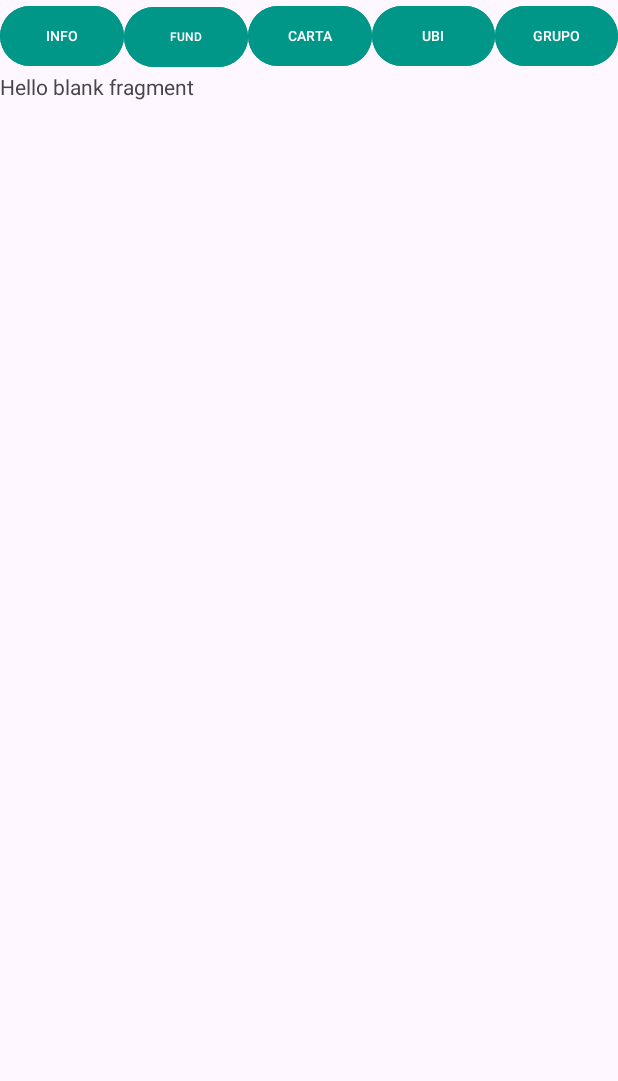
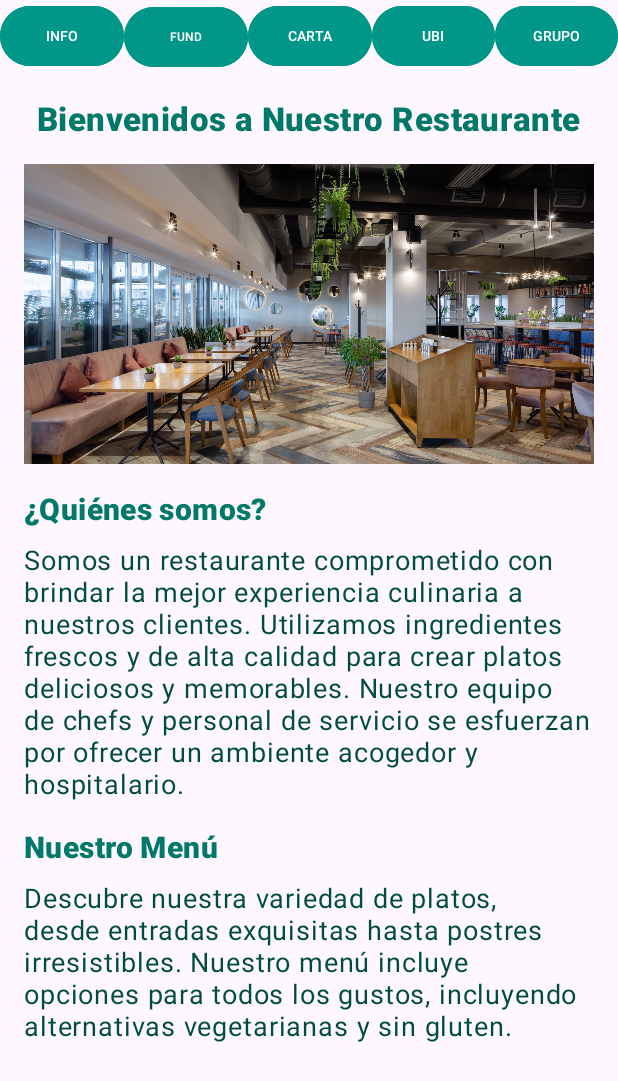
Before and after one commit to OrlandoGonzales13/ep2AndroidRestaurante, an Android app: the screen it shows after launch (MainActivity), on a phone screen of 412 x 824 dp. Shown: the top 1081 px of the screen. Run offline under Robolectric (Android 15) with nearby library versions, the phone set to English and light mode, and no system bars.

Commit message:
HOME Y STANDARIZACION

```diff
--- a/app/src/main/java/com/example/restaurantes/MenuPrincipal.java
+++ b/app/src/main/java/com/example/restaurantes/MenuPrincipal.java
@@ -29,6 +29,12 @@ public class MenuPrincipal extends AppCompatActivity {
         });
 
         nav = findViewById(R.id.menuNavegation);
+
+        // Cargar InfoFragment al inicio
+        if (savedInstanceState == null) {
+            agregarFragment(new InfoFragment());
+        }
+
         //cada que hay un item seleccionado cambniamops de fragment
         nav.setOnNavigationItemSelectedListener(new BottomNavigationView.OnNavigationItemSelectedListener() {
             @Override
--- a/app/src/main/res/layout/fragment_grupo.xml
+++ b/app/src/main/res/layout/fragment_grupo.xml
@@ -3,7 +3,6 @@
     xmlns:tools="http://schemas.android.com/tools"
     android:layout_width="match_parent"
     android:layout_height="match_parent"
-    android:background="#E0F7FA"
     tools:context=".GrupoFragment">
 
     <!-- Contenedor principal -->
--- a/app/src/main/res/layout/fragment_info.xml
+++ b/app/src/main/res/layout/fragment_info.xml
@@ -5,10 +5,83 @@
     android:layout_height="match_parent"
     tools:context=".InfoFragment">
 
-    <!-- TODO: Update blank fragment layout -->
-    <TextView
+    <!-- ScrollView para hacer el contenido desplazable -->
+    <ScrollView
         android:layout_width="match_parent"
-        android:layout_height="match_parent"
-        android:text="@string/hello_blank_fragment" />
+        android:layout_height="match_parent">
 
+        <LinearLayout
+            android:layout_width="match_parent"
+            android:layout_height="wrap_content"
+            android:orientation="vertical"
+            android:padding="16dp">
+
+            <!-- Título -->
+            <TextView
+                android:id="@+id/title"
+                android:layout_width="wrap_content"
+                android:layout_height="wrap_content"
+                android:text="Bienvenidos a Nuestro Restaurante"
+                android:textAppearance="?attr/textAppearanceHeadline6"
+                android:textStyle="bold"
+                android:textSize="22sp"
+                android:textColor="#00796B"
+                android:layout_gravity="center"
+                android:paddingBottom="16dp"/>
+
+            <!-- Imagen -->
+            <ImageView
+                android:id="@+id/header_image"
+                android:layout_width="match_parent"
+                android:layout_height="200dp"
+                android:scaleType="centerCrop"
+                android:src="@drawable/restaurant_image"
+                android:layout_marginBottom="16dp"/>
+
+            <!-- Sección de Quienes Somos -->
+            <TextView
+                android:id="@+id/who_we_are_title"
+                android:layout_width="wrap_content"
+                android:layout_height="wrap_content"
+                android:text="¿Quiénes somos?"
+                android:textAppearance="?attr/textAppearanceHeadline6"
+                android:textStyle="bold"
+                android:textSize="20sp"
+                android:textColor="#00796B"
+                android:paddingBottom="8dp"/>
+
+            <TextView
+                android:id="@+id/who_we_are_text"
+                android:layout_width="wrap_content"
+                android:layout_height="wrap_content"
+                android:text="Somos un restaurante comprometido con brindar la mejor experiencia culinaria a nuestros clientes. Utilizamos ingredientes frescos y de alta calidad para crear platos deliciosos y memorables. Nuestro equipo de chefs y personal de servicio se esfuerzan por ofrecer un ambiente acogedor y hospitalario."
+                android:textAppearance="?attr/textAppearanceBody1"
+                android:textSize="18sp"
+                android:textColor="#004D40"
+                android:paddingBottom="16dp"/>
+
+            <!-- Sección adicional: Nuestro Menú -->
+            <TextView
+                android:id="@+id/menu_title"
+                android:layout_width="wrap_content"
+                android:layout_height="wrap_content"
+                android:text="Nuestro Menú"
+                android:textAppearance="?attr/textAppearanceHeadline6"
+                android:textStyle="bold"
+                android:textSize="20sp"
+                android:textColor="#00796B"
+                android:paddingBottom="8dp"/>
+
+            <TextView
+                android:id="@+id/menu_text"
+                android:layout_width="wrap_content"
+                android:layout_height="wrap_content"
+                android:text="Descubre nuestra variedad de platos, desde entradas exquisitas hasta postres irresistibles. Nuestro menú incluye opciones para todos los gustos, incluyendo alternativas vegetarianas y sin gluten."
+                android:textAppearance="?attr/textAppearanceBody1"
+                android:textSize="18sp"
+                android:textColor="#004D40"
+                android:paddingBottom="16dp"/>
+
+        </LinearLayout>
+    </ScrollView>
 </FrameLayout>
--- a/app/src/main/res/layout/fragment_ubi.xml
+++ b/app/src/main/res/layout/fragment_ubi.xml
@@ -3,7 +3,6 @@
     xmlns:tools="http://schemas.android.com/tools"
     android:layout_width="match_parent"
     android:layout_height="match_parent"
-    android:background="#f0f8ff"
     tools:context=".UbiFragment">
 
     <!-- Contenedor principal -->
```
Also changed, not shown: app/src/main/res/drawable/restaurant_image.jpg (added).
